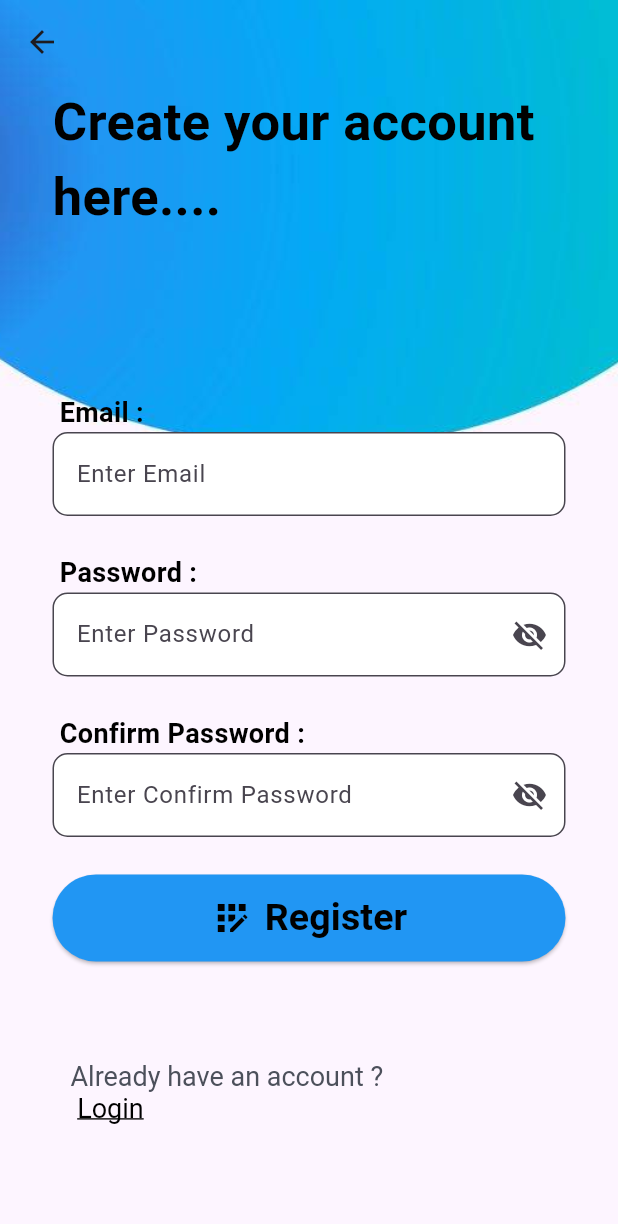
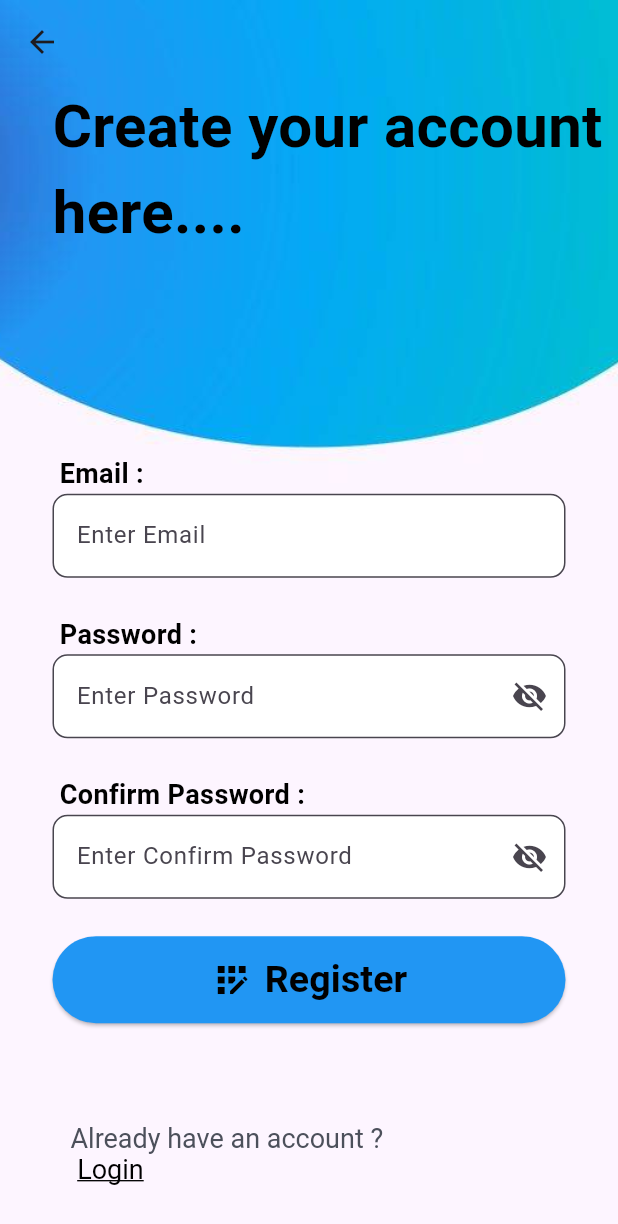
Before and after one commit to Vainyala17/OnLinks, a Flutter app: the screen it shows after launch, after a tap on "Login", after a tap on "Register", on a phone screen of 412 x 824 dp. Shown: the top 1224 px of the screen. Run offline on Flutter 3.47's test engine with Material 3 defaults, Android fonts, the phone set to English and light mode, and no system bars; our stand-ins replace carousel_slider, cloud_firestore, firebase_auth, firebase_core, firebase_messaging, flutter_local_notifications and 6 more; missing offline and left inert: firebase_app_check; accounts and stored records are empty; network calls fail; key blocks and very long unbroken strings in the code were emptied for the run.

Commit message:
initial commit

```diff
--- a/lib/LogReg/Login.dart
+++ b/lib/LogReg/Login.dart
@@ -42,6 +42,7 @@
 
   @override
   Widget build(BuildContext context) {
+    double screenWidth = MediaQuery.of(context).size.width;
     return Container(
       decoration: BoxDecoration(
         image: DecorationImage(
@@ -54,14 +55,14 @@
         body: Stack(
           children: [
             Container(
-              padding: EdgeInsets.only(left: 35, top: 80),
+              padding: EdgeInsets.only(left: screenWidth * 0.1, top: 80),
               child: Text(
                 'Welcome back \nto OnLinks!',
                 style: TextStyle(
                   fontFamily: "lato",
                   color: Colors.black,
                   fontWeight: FontWeight.bold,
-                  fontSize: 43,
+                  fontSize: screenWidth * 0.08,
                 ),
               ),
             ),
@@ -69,8 +70,8 @@
               child: Container(
                 padding: EdgeInsets.only(
                   top: MediaQuery.of(context).size.height * 0.4,
-                  right: 35,
-                  left: 35,
+                  right: screenWidth * 0.1,
+                  left: screenWidth * 0.1,
                 ),
                 child: Form(
                   key: _formKey, // Form widget
--- a/lib/LogReg/register.dart
+++ b/lib/LogReg/register.dart
@@ -132,7 +132,7 @@
                 'Create your account \nhere....',
                 style: TextStyle(
                   color: Colors.black,
-                  fontSize: 35,
+                  fontSize: 40,
                   fontWeight: FontWeight.bold,
                 ),
               ),
@@ -140,7 +140,7 @@
             SingleChildScrollView(
               child: Container(
                 padding: EdgeInsets.only(
-                  top: MediaQuery.of(context).size.height * 0.25,
+                  top: MediaQuery.of(context).size.height * 0.30,
                   right: 35,
                   left: 35,
                 ),
--- a/lib/main.dart
+++ b/lib/main.dart
@@ -1,6 +1,7 @@
 import 'package:firebase_core/firebase_core.dart';
 import 'package:cloud_firestore/cloud_firestore.dart';
 import 'package:flutter/material.dart';
+import 'package:flutter_screenutil/flutter_screenutil.dart';
 import 'package:flutter_local_notifications/flutter_local_notifications.dart';
 import 'package:flutter_project/services/firebase_messaging_service.dart';
 import 'CategoryOptions/BankingPage.dart';
@@ -74,19 +75,24 @@
 
   @override
   Widget build(BuildContext context) {
+    return ScreenUtilInit(
+      designSize: Size(360, 690), // Base design size
+      minTextAdapt: true,
+      splitScreenMode: true,
+      builder: (context, child) {
         return ChangeNotifierProvider(
           create: (_) => CustomSearchController(),
           child: MaterialApp(
-        theme: ThemeData.light(), // Light mode theme
-        darkTheme: ThemeData.dark(), // Dark mode theme
-        themeMode: _themeMode, // Dynamic theme switching
+            theme: ThemeData.light(),
+            darkTheme: ThemeData.dark(),
+            themeMode: _themeMode,
             debugShowCheckedModeBanner: false,
             initialRoute: 'login',
             routes: {
               'login': (context) => MyLogin(),
               'register': (context) => MyRegister(),
               'password': (context) => SetPassword(),
-          'home':   (context) =>  BottomNavBar(),
+              'home': (context) => BottomNavBar(),
               'favourite': (context) => FavoritesPage(favoriteLinks: [],),
               'instruVideo': (context) => InstructionalVideosPage(),
               'HealthPage': (context) => HealthPage(),
@@ -98,6 +104,8 @@
               onThemeModeChanged: _updateThemeMode,
             ),
           ),
+        );
+      },
     );
   }
 }
--- a/pubspec.yaml
+++ b/pubspec.yaml
@@ -40,6 +40,7 @@
   firebase_messaging: ^15.2.0
   firebase_app_check: ^0.3.1+7
   url_launcher: ^6.3.1
+  flutter_screenutil: ^5.9.3
   carousel_slider: ^5.0.0
   cupertino_icons: ^1.0.6
   flutter_email_sender: ^6.0.3
```
Also changed, not shown: lib/home.dart (+13 -7 lines), pubspec.lock. Lines whose indentation alone changed are shown as unchanged.
